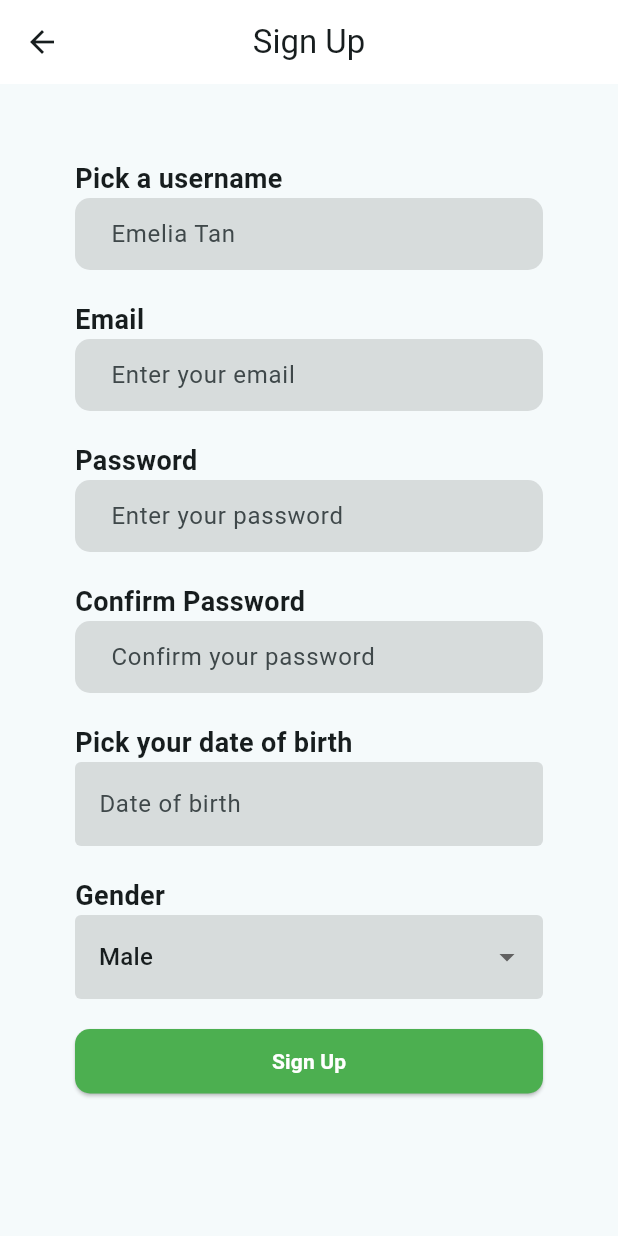
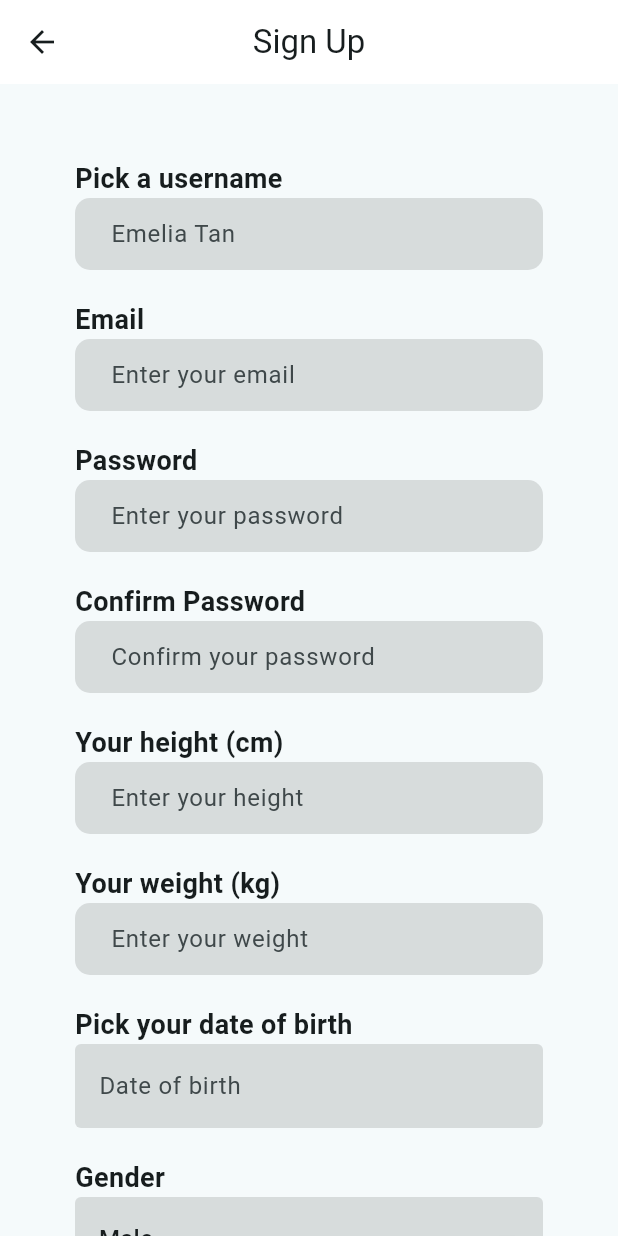
Before and after one commit to AlwaysNotavailable/mydailymeal, a Flutter app: the Register screen opened by its route, on a phone screen of 412 x 824 dp. Run offline on Flutter 3.47's test engine with Material 3 defaults, Android fonts, the phone set to English and light mode, and no system bars; our stand-ins replace cloud_firestore, firebase_auth, firebase_core, firebase_storage, image_picker; accounts and stored records are empty.

Commit message:
Add height and weight

```diff
--- a/lib/register.dart
+++ b/lib/register.dart
@@ -17,6 +17,8 @@ class _RegisterState extends State<Register> {
   final TextEditingController _passCTRL = TextEditingController();
   final TextEditingController _confirmpassCTRL = TextEditingController();
   final TextEditingController _ageCTRL = TextEditingController();
+  final TextEditingController _heightCTRL = TextEditingController();
+  final TextEditingController _weightCTRL = TextEditingController();
 
   DateTime? _birthDate;
   String _gender = 'Male';
@@ -33,7 +35,7 @@ class _RegisterState extends State<Register> {
       body:
       _loading
           ? const Center(child: CircularProgressIndicator())
-              : Container(
+          : SingleChildScrollView(
         padding: const EdgeInsets.all(50),
         child: Form(
           key: _formKey,
@@ -167,6 +169,58 @@ class _RegisterState extends State<Register> {
           ),
           SizedBox(height: 20),
           Text(
+            'Your height (cm)',
+            style: TextStyle(
+              fontSize: 18,
+              fontWeight: FontWeight.bold,
+            ),
+          ),
+          TextFormField(
+            controller: _heightCTRL,
+            keyboardType: TextInputType.number,
+            validator: (value) => value!.isEmpty ? 'Enter your height (cm)' : null,
+            decoration: InputDecoration(
+              hintText: 'Enter your height',
+              filled: true,
+              fillColor: Colors.black12,
+              contentPadding: EdgeInsets.symmetric(
+                vertical: 10.0,
+                horizontal: 20.0,
+              ),
+              border: OutlineInputBorder(
+                borderRadius: BorderRadius.circular(10.0),
+                borderSide: BorderSide.none,
+              ),
+            ),
+          ),
+          SizedBox(height: 20),
+          Text(
+            'Your weight (kg)',
+            style: TextStyle(
+              fontSize: 18,
+              fontWeight: FontWeight.bold,
+            ),
+          ),
+          TextFormField(
+            controller: _weightCTRL,
+            keyboardType: TextInputType.number,
+            validator: (value) => value!.isEmpty ? 'Enter your weight (kg)' : null,
+            decoration: InputDecoration(
+            hintText: 'Enter your weight',
+            filled: true,
+            fillColor: Colors.black12,
+            contentPadding: EdgeInsets.symmetric(
+            vertical: 10.0,
+            horizontal: 20.0,
+          ),
+          border: OutlineInputBorder(
+            borderRadius: BorderRadius.circular(10.0),
+            borderSide: BorderSide.none
+          ),
+        ),
+      ),
+      SizedBox(height: 20),
+      Text(
         'Pick your date of birth',
         style: TextStyle(
           fontSize: 18,
@@ -234,7 +288,7 @@ class _RegisterState extends State<Register> {
           ),
         ),
       ),
-                      SizedBox(height: 20),
+      SizedBox(height: 30),
       SizedBox(
         width: double.infinity,
         height: 43,
@@ -258,9 +312,10 @@ class _RegisterState extends State<Register> {
         ),
       ),
       ],
-                  ),
-                ),
-              ),
+    ),)
+    ,
+    )
+    ,
     );
   }
 
@@ -299,13 +354,16 @@ class _RegisterState extends State<Register> {
         'age': age,
         'gender': _gender,
         'image': '', // Empty for now
+        'height': _heightCTRL.text.trim(),
+        'weight': _weightCTRL.text.trim(),
       });
 
       // Step 4: Navigate or Show Success
       if (mounted) {
         ScaffoldMessenger.of(context).showSnackBar(
-          const SnackBar(content: Text('Registration Successful'),
-          backgroundColor: Colors.green
+          const SnackBar(
+            content: Text('Registration Successful'),
+            backgroundColor: Colors.green,
           ),
         );
         Navigator.pushNamed(context, '/login');
```
Also changed, not shown: lib/edit_profile.dart (+35 -1 lines). Lines whose indentation alone changed are shown as unchanged.
